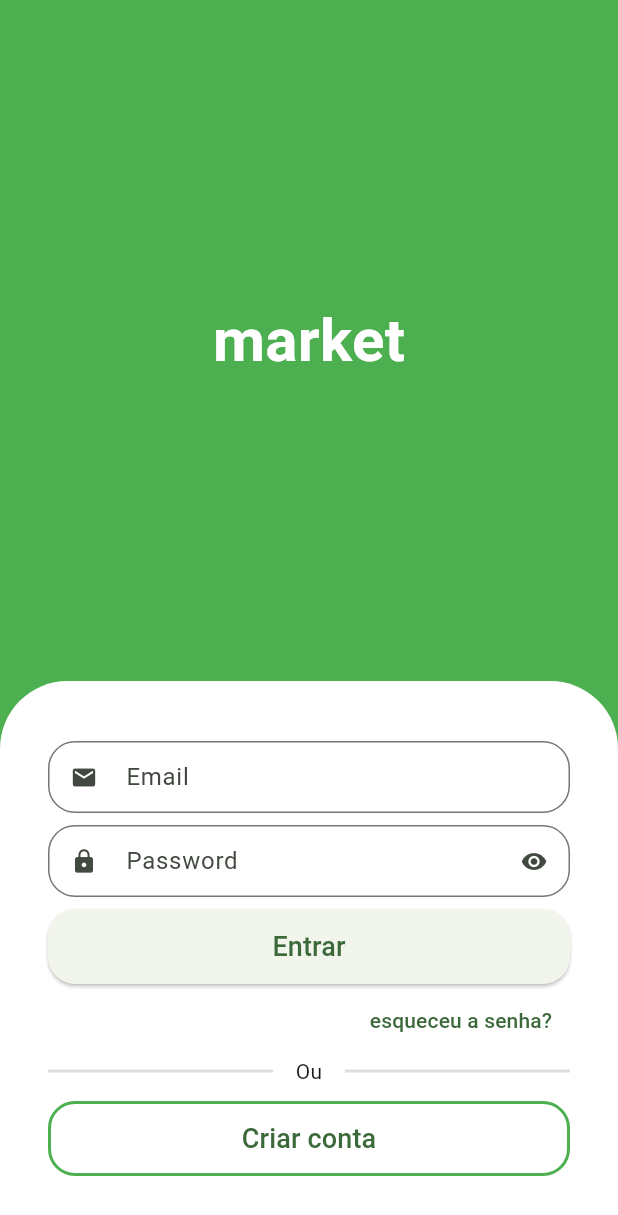
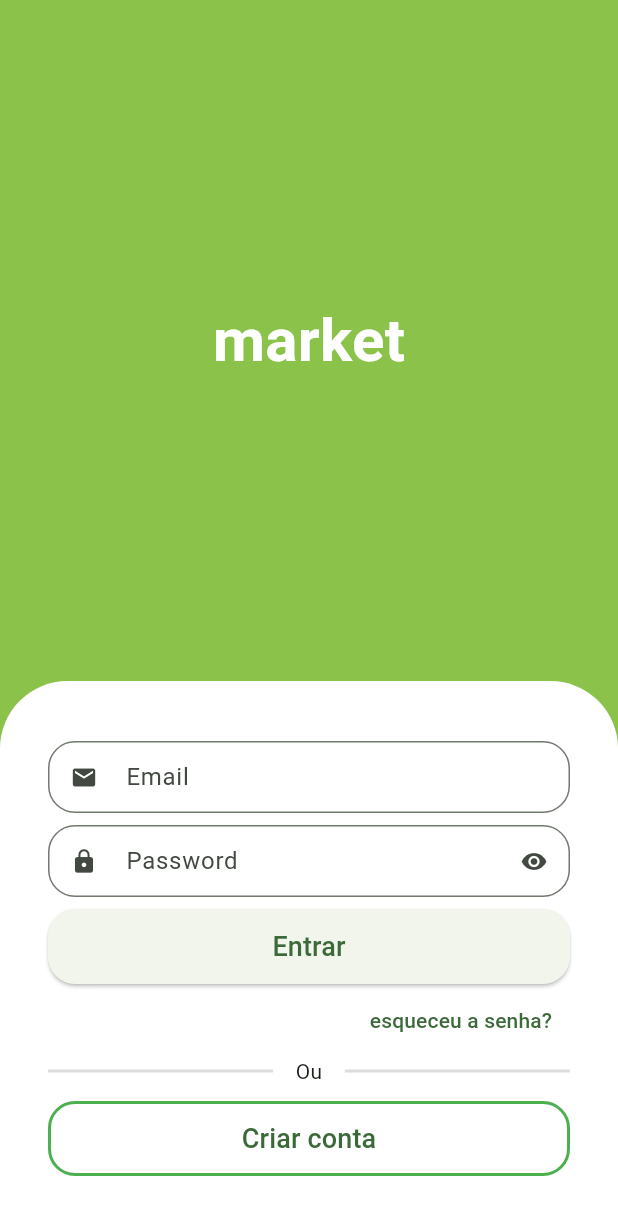
Before and after one commit to GabrielNinow/MarketApp, a Flutter app: the screen it shows after launch, on a phone screen of 412 x 824 dp. Shown: the top 1215 px of the screen. Run offline on Flutter 3.47's test engine with Material 2 defaults, Android fonts, the phone set to English and light mode, and no system bars.

Commit message:
Changed Primary Color Palette

```diff
--- a/lib/src/auth/sign_in_screen.dart
+++ b/lib/src/auth/sign_in_screen.dart
@@ -1,4 +1,5 @@
 import 'package:flutter/material.dart';
+import 'package:market/src/config/custom_colors.dart';
 import './components/custom_text_field.dart';
 
 class SignInScreen extends StatelessWidget {
@@ -7,7 +8,7 @@ class SignInScreen extends StatelessWidget {
   @override
   Widget build(BuildContext context) {
     return Scaffold(
-      backgroundColor: Colors.green,
+      backgroundColor: CustomColors.customSwatchColor,
       body: Column(
         children: [
           const Expanded(
--- /dev/null
+++ b/lib/src/config/custom_colors.dart
@@ -0,0 +1,20 @@
+import 'package:flutter/material.dart';
+
+Map<int, Color> _swatchOpacity = {
+  50: const Color.fromRGBO(139, 195, 74, 0.1),
+  100: const Color.fromRGBO(139, 195, 74, 0.2),
+  200: const Color.fromRGBO(139, 195, 74, 0.3),
+  300: const Color.fromRGBO(139, 195, 74, 0.4),
+  400: const Color.fromRGBO(139, 195, 74, 0.5),
+  500: const Color.fromRGBO(139, 195, 74, 0.6),
+  600: const Color.fromRGBO(139, 195, 74, 0.7),
+  700: const Color.fromRGBO(139, 195, 74, 0.8),
+  800: const Color.fromRGBO(139, 195, 74, 0.9),
+  900: const Color.fromRGBO(139, 195, 74, 1),
+};
+
+abstract class CustomColors {
+  static Color customContratColor = Colors.red.shade700;
+  static MaterialColor customSwatchColor =
+      MaterialColor(0xff8BC34A, _swatchOpacity);
+}
```
